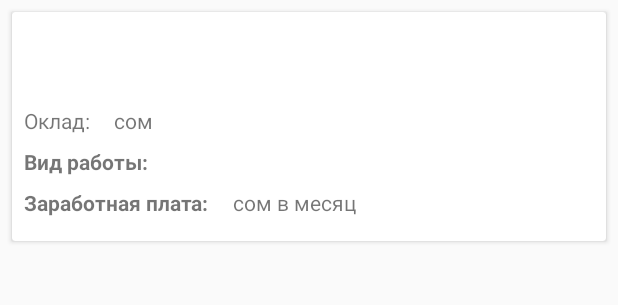
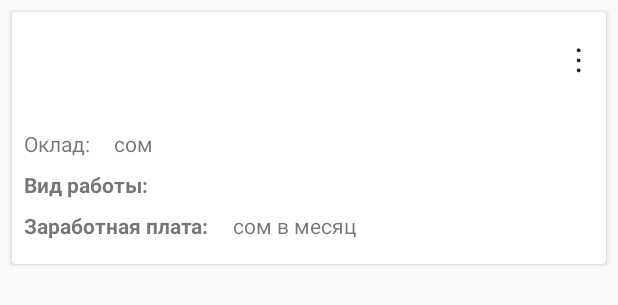
Before and after one commit to razzmed/Mayana, an Android app: the layout note_item.xml on its own in the app's theme, with its tools: preview values and no code run, on a phone screen of 412 x 824 dp. Shown: the top 305 px of the screen. Run offline under Robolectric (Android 15) with nearby library versions, the phone set to English and light mode, and no system bars.

Commit message:
Add menu in item card view

```diff
--- a/app/src/main/java/com/example/mayana/MainActivity.java
+++ b/app/src/main/java/com/example/mayana/MainActivity.java
@@ -18,8 +18,8 @@ public class MainActivity extends AppCompatActivity {
     private RecyclerView recyclerViewNotes;
     public static final ArrayList<Note> notes = new ArrayList<>();
 
-    private String name;
-    private String password;
+    public String name;
+    public String password;
 
     @Override
     protected void onCreate(Bundle savedInstanceState) {
@@ -39,7 +39,7 @@ public class MainActivity extends AppCompatActivity {
 
         recyclerViewNotes = findViewById(R.id.recyclerViewNotes);
 
-        NotesAdapter adapter = new NotesAdapter(notes);
+        NotesAdapter adapter = new NotesAdapter(notes, this);
         recyclerViewNotes.setLayoutManager(new LinearLayoutManager(this));
         recyclerViewNotes.setAdapter(adapter);
     }
--- a/app/src/main/res/layout/activity_main.xml
+++ b/app/src/main/res/layout/activity_main.xml
@@ -1,5 +1,6 @@
 <?xml version="1.0" encoding="utf-8"?>
-<androidx.constraintlayout.widget.ConstraintLayout xmlns:android="http://schemas.android.com/apk/res/android"
+<androidx.constraintlayout.widget.ConstraintLayout
+    xmlns:android="http://schemas.android.com/apk/res/android"
     xmlns:app="http://schemas.android.com/apk/res-auto"
     xmlns:tools="http://schemas.android.com/tools"
     android:layout_width="match_parent"
--- a/app/src/main/res/layout/note_item.xml
+++ b/app/src/main/res/layout/note_item.xml
@@ -19,6 +19,7 @@
             android:layout_height="wrap_content"
             android:layout_margin="8dp"
             android:textStyle="bold"
+            android:textAppearance="?android:textAppearanceLarge"
             app:layout_constraintStart_toStartOf="parent"
             app:layout_constraintTop_toTopOf="parent" />
 
@@ -27,6 +28,7 @@
             android:layout_width="wrap_content"
             android:layout_height="wrap_content"
             android:layout_margin="8dp"
+            android:textAppearance="?android:textAppearanceMedium"
             app:layout_constraintStart_toStartOf="parent"
             app:layout_constraintTop_toBottomOf="@+id/textViewEmployerName" />
 
@@ -104,6 +106,17 @@
             app:layout_constraintStart_toEndOf="@+id/textViewMonthSalary"
             app:layout_constraintTop_toTopOf="@+id/textViewLabelSalaryOfMonth" />
 
+        <TextView
+            android:id="@+id/textViewOptionDigit"
+            android:layout_width="wrap_content"
+            android:layout_height="wrap_content"
+            android:text="&#8942;"
+            android:textAppearance="?android:textAppearanceLarge"
+            app:layout_constraintTop_toTopOf="parent"
+            app:layout_constraintRight_toRightOf="parent"
+            android:padding ="16dp" />
+
+
     </androidx.constraintlayout.widget.ConstraintLayout>
 
 </androidx.cardview.widget.CardView>
--- a/app/src/main/res/values/strings.xml
+++ b/app/src/main/res/values/strings.xml
@@ -10,13 +10,16 @@
     <string name="salary_of_month">Заработная плата:</string>
     <string name="som_in_month">сом в месяц</string>
     <string name="logo_description">Логотип</string>
-    <string name="welcome">MAYANA</string>
+    <string name="welcome">Добро пожаловать!</string>
     <string name="hint_name">Введите ваше имя</string>
     <string name="hint_password">Введите ваш персональный номер</string>
     <string name="btn_enter">Войти</string>
     <string name="warning_fill_fields">Заполните все поля!</string>
     <string name="default_name">клиент</string>
     <string name="default_password">пароль</string>
+    <string name="menu_item_edit">Редактировать</string>
+    <string name="menu_item_delete">Удалить</string>
+    <string name="menu_item_send">Отправить</string>
 
     <string-array name="choice_personal_deduction">
     <item>Основной</item>
```
Also changed, not shown: app/src/main/java/com/example/mayana/NotesAdapter.java (+39 -2 lines), app/src/main/res/menu/option_menu.xml (added, +8 -0 lines).
